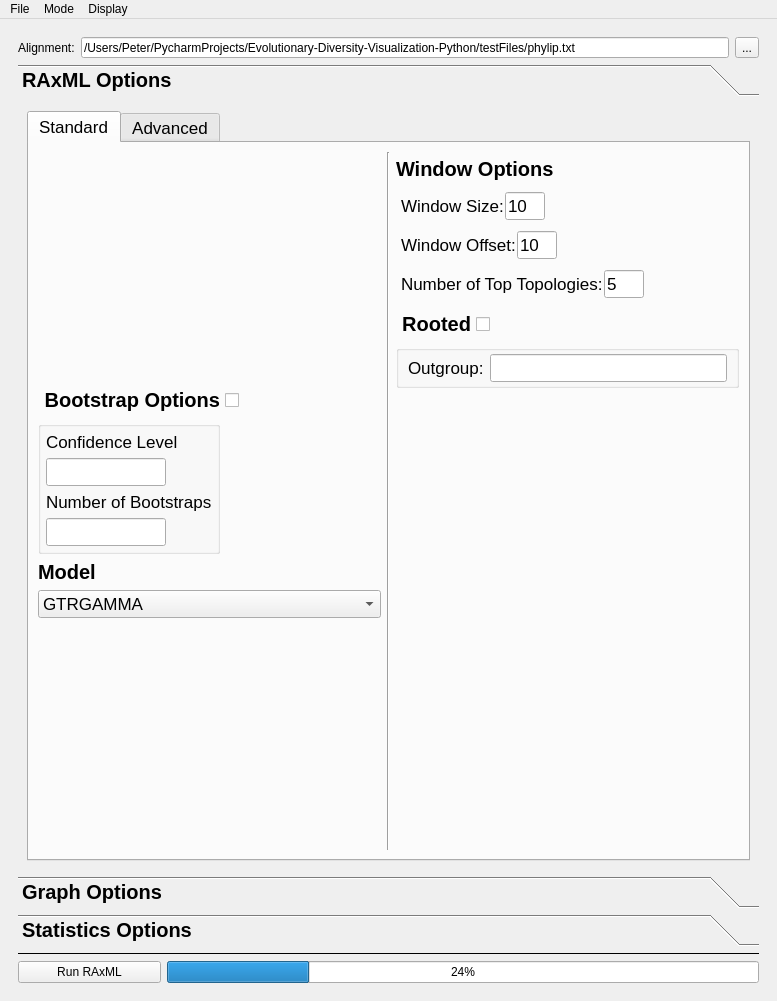
This is gui_layout.ui in PeterDulworth/PhyloVis as Qt 5 draws it before an edit. The edited form follows.
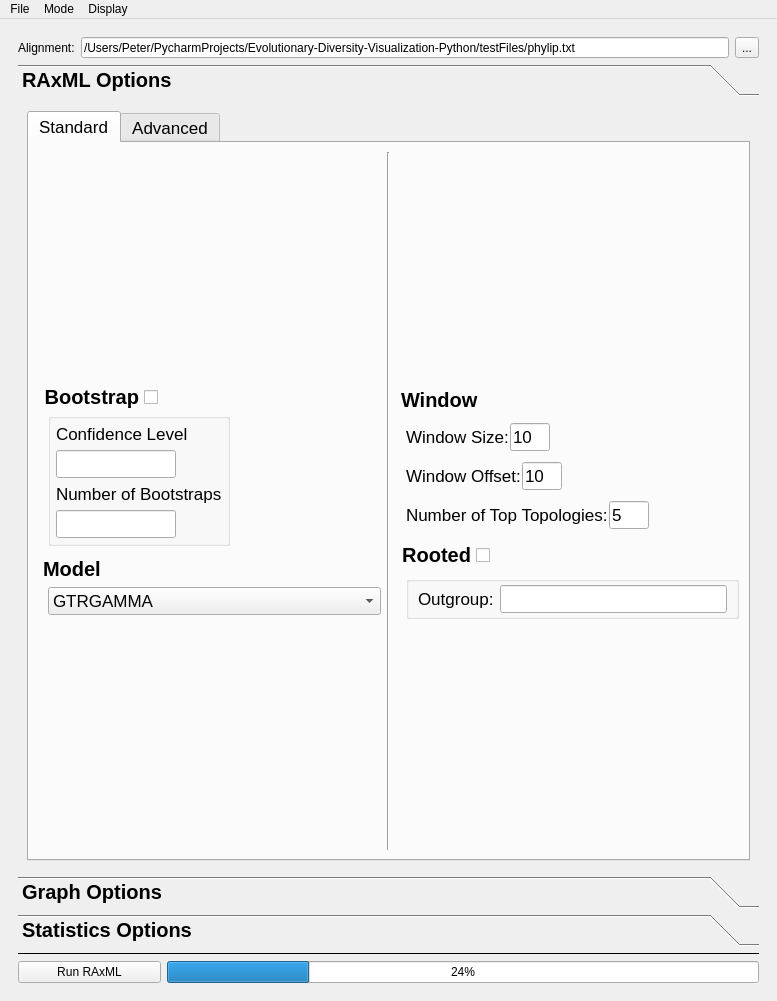
This is the edited form.

What changed in the file:
```diff
--- a/gui_layout.ui
+++ b/gui_layout.ui
@@ -338,6 +338,9 @@
                  <layout class="QHBoxLayout" name="horizontalLayout">
                   <item>
                    <layout class="QVBoxLayout" name="verticalLayout_2">
+                    <property name="spacing">
+                     <number>1</number>
+                    </property>
                     <item>
                      <spacer name="verticalSpacer_8">
                       <property name="orientation">
@@ -375,7 +378,7 @@
                          <enum>Qt::RightToLeft</enum>
                         </property>
                         <property name="text">
-                         <string>Bootstrap Options</string>
+                         <string>Bootstrap</string>
                         </property>
                         <property name="checked">
                          <bool>false</bool>
@@ -399,6 +402,12 @@
                     </item>
                     <item>
                      <layout class="QHBoxLayout" name="horizontalLayout_12">
+                      <property name="leftMargin">
+                       <number>10</number>
+                      </property>
+                      <property name="bottomMargin">
+                       <number>5</number>
+                      </property>
                       <item>
                        <widget class="QGroupBox" name="bootstrapGroupBox">
                         <property name="layoutDirection">
@@ -493,6 +502,17 @@
                      </layout>
                     </item>
                     <item>
+                     <layout class="QHBoxLayout" name="horizontalLayout_16">
+                      <property name="leftMargin">
+                       <number>5</number>
+                      </property>
+                      <property name="topMargin">
+                       <number>5</number>
+                      </property>
+                      <property name="bottomMargin">
+                       <number>5</number>
+                      </property>
+                      <item>
                      <widget class="QLabel" name="modelLabel">
                       <property name="font">
                        <font>
@@ -506,6 +526,19 @@
                       </property>
                      </widget>
                     </item>
+                     </layout>
+                    </item>
+                    <item>
+                     <layout class="QHBoxLayout" name="horizontalLayout_18">
+                      <property name="leftMargin">
+                       <number>10</number>
+                      </property>
+                      <property name="topMargin">
+                       <number>0</number>
+                      </property>
+                      <property name="bottomMargin">
+                       <number>5</number>
+                      </property>
                     <item>
                      <widget class="QComboBox" name="modelComboBox">
                       <item>
@@ -540,6 +573,8 @@
                       </item>
                      </widget>
                     </item>
+                     </layout>
+                    </item>
                     <item>
                      <spacer name="verticalSpacer_4">
                       <property name="orientation">
@@ -567,8 +602,24 @@
                     <property name="spacing">
                      <number>1</number>
                     </property>
+                    <item>
+                     <spacer name="verticalSpacer_10">
+                      <property name="orientation">
+                       <enum>Qt::Vertical</enum>
+                      </property>
+                      <property name="sizeHint" stdset="0">
+                       <size>
+                        <width>20</width>
+                        <height>40</height>
+                       </size>
+                      </property>
+                     </spacer>
+                    </item>
                     <item>
                      <layout class="QHBoxLayout" name="horizontalLayout_10">
+                      <property name="leftMargin">
+                       <number>5</number>
+                      </property>
                       <property name="topMargin">
                        <number>5</number>
                       </property>
@@ -585,7 +636,7 @@
                          </font>
                         </property>
                         <property name="text">
-                         <string>Window Options</string>
+                         <string>Window</string>
                         </property>
                         <property name="margin">
                          <number>0</number>
@@ -599,7 +650,16 @@
                     </item>
                     <item>
                      <layout class="QHBoxLayout" name="windowSizeHL">
-                      <property name="margin">
+                      <property name="leftMargin">
+                       <number>10</number>
+                      </property>
+                      <property name="topMargin">
+                       <number>5</number>
+                      </property>
+                      <property name="rightMargin">
+                       <number>5</number>
+                      </property>
+                      <property name="bottomMargin">
                        <number>5</number>
                       </property>
                       <item>
@@ -655,7 +715,16 @@
                     </item>
                     <item>
                      <layout class="QHBoxLayout" name="windowOffsetHL">
-                      <property name="margin">
+                      <property name="leftMargin">
+                       <number>10</number>
+                      </property>
+                      <property name="topMargin">
+                       <number>5</number>
+                      </property>
+                      <property name="rightMargin">
+                       <number>5</number>
+                      </property>
+                      <property name="bottomMargin">
                        <number>5</number>
                       </property>
                       <item>
@@ -711,7 +780,16 @@
                     </item>
                     <item>
                      <layout class="QHBoxLayout" name="numberOfTopTopologiesHL">
-                      <property name="margin">
+                      <property name="leftMargin">
+                       <number>10</number>
+                      </property>
+                      <property name="topMargin">
+                       <number>5</number>
+                      </property>
+                      <property name="rightMargin">
+                       <number>5</number>
+                      </property>
+                      <property name="bottomMargin">
                        <number>5</number>
                       </property>
                       <item>
@@ -812,6 +890,11 @@
                      </layout>
                     </item>
                     <item>
+                     <layout class="QHBoxLayout" name="horizontalLayout_15">
+                      <property name="leftMargin">
+                       <number>10</number>
+                      </property>
+                      <item>
                      <widget class="QGroupBox" name="outgroupGroupBox">
                       <layout class="QHBoxLayout" name="horizontalLayout_11">
                        <property name="sizeConstraint">
@@ -835,6 +918,8 @@
                        </item>
                       </layout>
                      </widget>
+                      </item>
+                     </layout>
                     </item>
                     <item>
                      <spacer name="verticalSpacer_9">
```
Left out of the diff: 4 changed lines with no effect on the pictures. Lines whose indentation alone changed are shown as unchanged.
